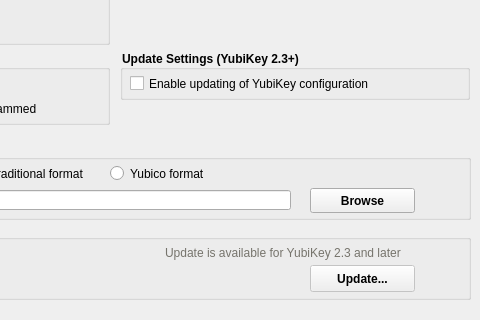
This is src/ui/settingpage.ui in Yubico/yubikey-personalization-gui-dpkg as Qt 5 draws it before an edit; both pictures show x 250 to 730 and y 330 to 650 of the 730 by 650 pixel window. The edited form follows.
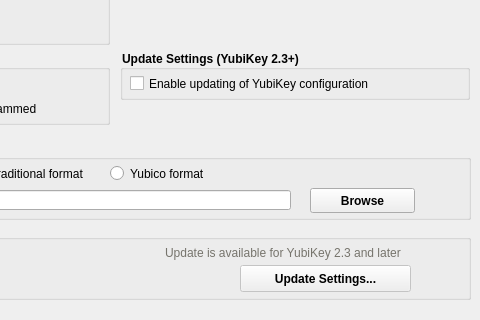
This is the edited form. Icons and pictures are not drawn.

The edit to the form file:
```diff
--- a/src/ui/settingpage.ui
+++ b/src/ui/settingpage.ui
@@ -453,14 +453,14 @@
      </property>
      <property name="geometry">
       <rect>
-       <x>550</x>
+       <x>480</x>
        <y>45</y>
-       <width>105</width>
+       <width>171</width>
        <height>27</height>
       </rect>
      </property>
      <property name="text">
-      <string>Update...</string>
+      <string>Update Settings...</string>
      </property>
     </widget>
     <widget class="QLabel" name="updateDescLbl">
@@ -468,7 +468,7 @@
       <rect>
        <x>405</x>
        <y>25</y>
-       <width>250</width>
+       <width>275</width>
        <height>16</height>
       </rect>
      </property>
```
